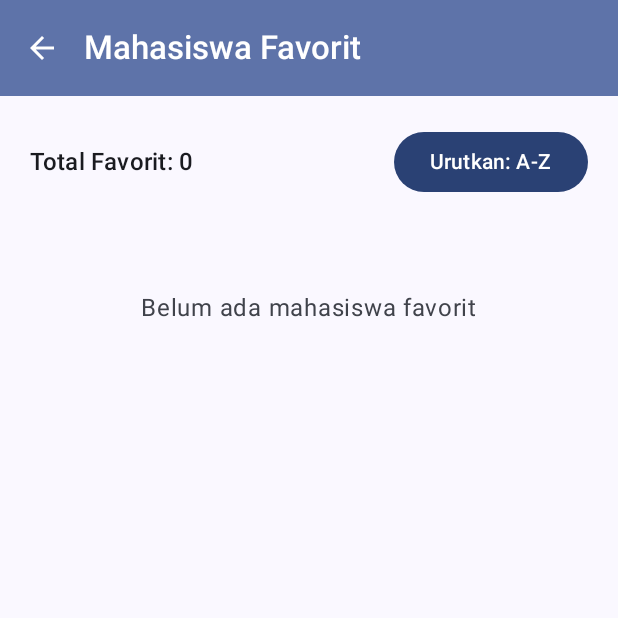
After one commit to nikiiizahra/NavigationLab, an Android app built with Jetpack Compose: the FavoritesScreen screen opened through its navigation route, on a phone screen of 412 x 824 dp, the top half of it. The commit adds this screen. Run offline under Robolectric (Android 15) with nearby library versions, the phone set to English and light mode, and no system bars; our stand-ins replace Room's generated code.

Commit message:
Modul 09: Room database persistence, DataStore preferences, and FavoritesScreen integration

```diff
--- a/app/build.gradle.kts
+++ b/app/build.gradle.kts
@@ -1,6 +1,7 @@
 plugins {
     alias(libs.plugins.android.application)
     alias(libs.plugins.kotlin.compose)
+    alias(libs.plugins.ksp)
 }
 
 android {
@@ -59,4 +60,9 @@ dependencies {
     implementation("androidx.lifecycle:lifecycle-viewmodel-ktx:2.9.4")
     implementation("androidx.lifecycle:lifecycle-viewmodel-compose:2.9.4")
     implementation("androidx.lifecycle:lifecycle-runtime-compose:2.9.4")
+    implementation("androidx.datastore:datastore-preferences:1.3.0")
+
+    implementation("androidx.room:room-runtime:2.8.5")
+    implementation("androidx.room:room-ktx:2.8.5")
+    ksp("androidx.room:room-compiler:2.8.5")
 }
--- a/app/src/main/java/com/example/navigationlab/Routes.kt
+++ b/app/src/main/java/com/example/navigationlab/Routes.kt
@@ -5,6 +5,7 @@ object Routes {
     const val PROFILE = "profile"
     const val ABOUT = "about"
     const val DETAIL = "detail/{studentId}"
+    const val FAVORITES = "favorites"
 
     fun detail(studentId: Int): String = "detail/$studentId"
 }
--- /dev/null
+++ b/app/src/main/java/com/example/navigationlab/data/local/FavoriteStudentDao.kt
@@ -0,0 +1,23 @@
+package com.example.navigationlab.data.local
+
+import androidx.room.Dao
+import androidx.room.Insert
+import androidx.room.OnConflictStrategy
+import androidx.room.Query
+import kotlinx.coroutines.flow.Flow
+
+@Dao
+interface FavoriteStudentDao {
+
+    @Query("SELECT * FROM favorite_students ORDER BY firstName ASC")
+    fun observeFavorites(): Flow<List<FavoriteStudentEntity>>
+
+    @Query("SELECT EXISTS(SELECT 1 FROM favorite_students WHERE id = :id)")
+    fun observeIsFavorite(id: Int): Flow<Boolean>
+
+    @Insert(onConflict = OnConflictStrategy.REPLACE)
+    suspend fun insert(student: FavoriteStudentEntity)
+
+    @Query("DELETE FROM favorite_students WHERE id = :id")
+    suspend fun deleteById(id: Int)
+}
--- /dev/null
+++ b/app/src/main/java/com/example/navigationlab/data/preference/UserPreferencesDataStore.kt
@@ -0,0 +1,8 @@
+package com.example.navigationlab.data.preferences
+
+import android.content.Context
+import androidx.datastore.preferences.preferencesDataStore
+
+internal val Context.userPreferencesDataStore by preferencesDataStore(
+    name = "user_preferences"
+)
--- /dev/null
+++ b/app/src/main/java/com/example/navigationlab/data/preference/UserPreferencesRepository.kt
@@ -0,0 +1,37 @@
+package com.example.navigationlab.data.preferences
+
+import android.content.Context
+import androidx.datastore.preferences.core.booleanPreferencesKey
+import androidx.datastore.preferences.core.edit
+import androidx.datastore.preferences.core.stringPreferencesKey
+import kotlinx.coroutines.flow.Flow
+import kotlinx.coroutines.flow.map
+
+class UserPreferencesRepository(
+    private val context: Context
+) {
+    private val lastSearchQueryKey = stringPreferencesKey("last_search_query")
+    private val sortAscendingKey = booleanPreferencesKey("sort_ascending")
+
+    val lastSearchQuery: Flow<String> =
+        context.userPreferencesDataStore.data.map { preferences ->
+            preferences[lastSearchQueryKey] ?: ""
+        }
+
+    val sortAscending: Flow<Boolean> =
+        context.userPreferencesDataStore.data.map { preferences ->
+            preferences[sortAscendingKey] ?: true
+        }
+
+    suspend fun saveLastSearchQuery(value: String) {
+        context.userPreferencesDataStore.edit { preferences ->
+            preferences[lastSearchQueryKey] = value
+        }
+    }
+
+    suspend fun saveSortAscending(value: Boolean) {
+        context.userPreferencesDataStore.edit { preferences ->
+            preferences[sortAscendingKey] = value
+        }
+    }
+}
--- /dev/null
+++ b/app/src/main/java/com/example/navigationlab/data/repository/FavoriteRepository.kt
@@ -0,0 +1,31 @@
+package com.example.navigationlab.data.repository
+
+import com.example.navigationlab.data.local.FavoriteStudentDao
+import com.example.navigationlab.data.local.FavoriteStudentEntity
+import com.example.navigationlab.data.model.Student
+import kotlinx.coroutines.flow.Flow
+
+class FavoriteRepository(
+    private val dao: FavoriteStudentDao
+) {
+    fun observeIsFavorite(id: Int): Flow<Boolean> =
+        dao.observeIsFavorite(id)
+
+    fun observeFavorites(): Flow<List<FavoriteStudentEntity>> =
+        dao.observeFavorites()
+
+    suspend fun add(student: Student) {
+        dao.insert(
+            FavoriteStudentEntity(
+                id = student.id,
+                firstName = student.name.substringBefore(" "),
+                lastName = student.name.substringAfter(" ", ""),
+                email = student.email
+            )
+        )
+    }
+
+    suspend fun remove(id: Int) {
+        dao.deleteById(id)
+    }
+}
--- a/app/src/main/java/com/example/navigationlab/navigation/NavigationLabApp.kt
+++ b/app/src/main/java/com/example/navigationlab/navigation/NavigationLabApp.kt
@@ -4,6 +4,7 @@ import androidx.compose.runtime.Composable
 import androidx.compose.runtime.LaunchedEffect
 import androidx.compose.runtime.getValue
 import androidx.compose.runtime.remember
+import androidx.compose.ui.platform.LocalContext
 import androidx.lifecycle.compose.collectAsStateWithLifecycle
 import androidx.lifecycle.viewmodel.compose.viewModel
 import androidx.navigation.NavType
@@ -12,13 +13,18 @@ import androidx.navigation.compose.composable
 import androidx.navigation.compose.rememberNavController
 import androidx.navigation.navArgument
 import com.example.navigationlab.Routes
+import com.example.navigationlab.data.local.DatabaseProvider
+import com.example.navigationlab.data.preferences.UserPreferencesRepository
 import com.example.navigationlab.data.remote.RetrofitClient
 import com.example.navigationlab.data.remote.StudentRemoteDataSource
 import com.example.navigationlab.data.repository.DefaultStudentRepository
+import com.example.navigationlab.data.repository.FavoriteRepository
 import com.example.navigationlab.ui.detail.DetailViewModel
+import com.example.navigationlab.ui.favorites.FavoritesViewModel
 import com.example.navigationlab.ui.home.HomeViewModel
 import com.example.navigationlab.ui.screen.AboutScreen
 import com.example.navigationlab.ui.screen.DetailScreen
+import com.example.navigationlab.ui.screen.FavoritesScreen
 import com.example.navigationlab.ui.screen.HomeScreen
 import com.example.navigationlab.ui.screen.ProfileScreen
 
@@ -31,6 +37,15 @@ fun NavigationLabApp() {
     val repository = remember {
         DefaultStudentRepository(remoteDataSource)
     }
+    val context = LocalContext.current
+    val preferencesRepository = remember {
+        UserPreferencesRepository(context.applicationContext)
+    }
+    val favoriteRepository = remember {
+        FavoriteRepository(
+            DatabaseProvider.getDatabase(context.applicationContext).favoriteStudentDao()
+        )
+    }
     val navController = rememberNavController()
 
     NavHost(
@@ -40,7 +55,7 @@ fun NavigationLabApp() {
         composable(Routes.HOME) {
 
             val homeViewModel: HomeViewModel = viewModel(
-                factory = HomeViewModel.factory(repository)
+                factory = HomeViewModel.factory(repository, preferencesRepository)
             )
             val homeUiState by homeViewModel.uiState.collectAsStateWithLifecycle()
             val searchQuery by homeViewModel.searchQuery.collectAsStateWithLifecycle()
@@ -51,6 +66,7 @@ fun NavigationLabApp() {
                 onOpenDetail = { id -> navController.navigate(Routes.detail(id)) },
                 onOpenProfile = { navController.navigate(Routes.PROFILE) },
                 onOpenAbout = { navController.navigate(Routes.ABOUT) },
+                onOpenFavorites = { navController.navigate(Routes.FAVORITES) },
                 onRetry = homeViewModel::loadStudents,
                 onRefresh = homeViewModel::refresh,
                 onSearchQueryChange = homeViewModel::onSearchQueryChange
@@ -66,7 +82,7 @@ fun NavigationLabApp() {
             val studentId = backStackEntry.arguments?.getInt("studentId") ?: -1
 
             val viewModel: DetailViewModel = viewModel(
-                factory = DetailViewModel.factory(repository)
+                factory = DetailViewModel.factory(repository, favoriteRepository)
             )
             val detailUiState by viewModel.uiState.collectAsStateWithLifecycle()
 
@@ -76,7 +92,22 @@ fun NavigationLabApp() {
 
             DetailScreen(
                 uiState = detailUiState,
+                onToggleFavorite = viewModel::toggleFavorite,
                 onOpenProfile = { navController.navigate(Routes.PROFILE) },
+                onBack = { navController.popBackStack() }
+            )
+        }
+
+        composable(Routes.FAVORITES) {
+            val favoritesViewModel: FavoritesViewModel = viewModel(
+                factory = FavoritesViewModel.factory(favoriteRepository, preferencesRepository)
+            )
+            val favoritesUiState by favoritesViewModel.uiState.collectAsStateWithLifecycle()
+
+            FavoritesScreen(
+                uiState = favoritesUiState,
+                onOpenDetail = { id -> navController.navigate(Routes.detail(id)) },
+                onToggleSort = favoritesViewModel::toggleSort,
                 onBack = { navController.popBackStack() }
             )
         }
--- a/app/src/main/java/com/example/navigationlab/ui/detail/DetailUiState.kt
+++ b/app/src/main/java/com/example/navigationlab/ui/detail/DetailUiState.kt
@@ -5,5 +5,6 @@ import com.example.navigationlab.data.model.Student
 data class DetailUiState(
     val student: Student? = null,
     val isLoading: Boolean = false,
-    val errorMessage: String? = null
+    val errorMessage: String? = null,
+    val isFavorite: Boolean = false
 )
--- /dev/null
+++ b/app/src/main/java/com/example/navigationlab/ui/favorites/FavoritesUiState.kt
@@ -0,0 +1,8 @@
+package com.example.navigationlab.ui.favorites
+
+import com.example.navigationlab.data.local.FavoriteStudentEntity
+
+data class FavoritesUiState(
+    val favorites: List<FavoriteStudentEntity> = emptyList(),
+    val sortAscending: Boolean = true
+)
--- /dev/null
+++ b/app/src/main/java/com/example/navigationlab/ui/favorites/FavoritesViewModel.kt
@@ -0,0 +1,56 @@
+package com.example.navigationlab.ui.favorites
+
+import androidx.lifecycle.ViewModel
+import androidx.lifecycle.ViewModelProvider
+import androidx.lifecycle.viewModelScope
+import com.example.navigationlab.data.preferences.UserPreferencesRepository
+import com.example.navigationlab.data.repository.FavoriteRepository
+import kotlinx.coroutines.flow.SharingStarted
+import kotlinx.coroutines.flow.StateFlow
+import kotlinx.coroutines.flow.combine
+import kotlinx.coroutines.flow.stateIn
+import kotlinx.coroutines.launch
+
+class FavoritesViewModel(
+    private val favoriteRepository: FavoriteRepository,
+    private val preferencesRepository: UserPreferencesRepository
+) : ViewModel() {
+
+    val uiState: StateFlow<FavoritesUiState> = combine(
+        favoriteRepository.observeFavorites(),
+        preferencesRepository.sortAscending
+    ) { favorites, sortAscending ->
+        val sortedList = if (sortAscending) {
+            favorites.sortedBy { it.firstName }
+        } else {
+            favorites.sortedByDescending { it.firstName }
+        }
+        FavoritesUiState(
+            favorites = sortedList,
+            sortAscending = sortAscending
+        )
+    }.stateIn(
+        scope = viewModelScope,
+        started = SharingStarted.WhileSubscribed(5000),
+        initialValue = FavoritesUiState()
+    )
+
+    fun toggleSort() {
+        viewModelScope.launch {
+            val current = uiState.value.sortAscending
+            preferencesRepository.saveSortAscending(!current)
+        }
+    }
+
+    companion object {
+        fun factory(
+            favoriteRepository: FavoriteRepository,
+            preferencesRepository: UserPreferencesRepository
+        ): ViewModelProvider.Factory = object : ViewModelProvider.Factory {
+            @Suppress("UNCHECKED_CAST")
+            override fun <T : ViewModel> create(modelClass: Class<T>): T {
+                return FavoritesViewModel(favoriteRepository, preferencesRepository) as T
+            }
+        }
+    }
+}
--- a/app/src/main/java/com/example/navigationlab/ui/home/HomeViewModel.kt
+++ b/app/src/main/java/com/example/navigationlab/ui/home/HomeViewModel.kt
@@ -3,6 +3,7 @@ package com.example.navigationlab.ui.home
 import androidx.lifecycle.ViewModel
 import androidx.lifecycle.ViewModelProvider
 import androidx.lifecycle.viewModelScope
+import com.example.navigationlab.data.preferences.UserPreferencesRepository
 import com.example.navigationlab.data.repository.StudentRepository
 import kotlinx.coroutines.CancellationException
 import kotlinx.coroutines.FlowPreview
@@ -12,10 +13,12 @@ import kotlinx.coroutines.flow.asStateFlow
 import kotlinx.coroutines.flow.collectLatest
 import kotlinx.coroutines.flow.debounce
 import kotlinx.coroutines.flow.distinctUntilChanged
+import kotlinx.coroutines.flow.first
 import kotlinx.coroutines.launch
 
 class HomeViewModel(
-    private val repository: StudentRepository
+    private val repository: StudentRepository,
+    private val preferencesRepository: UserPreferencesRepository
 ) : ViewModel() {
 
     private val _uiState = MutableStateFlow(HomeUiState(isLoading = true))
@@ -26,6 +29,7 @@ class HomeViewModel(
 
     init {
         observeSearch()
+        observeSearchPersistence()
     }
 
     fun onSearchQueryChange(query: String) {
@@ -40,6 +44,21 @@ class HomeViewModel(
                 .distinctUntilChanged()
                 .collectLatest { query ->
                     fetchStudents(query, fallbackError = "Pencarian gagal")
+                }
+        }
+    }
+    @OptIn(FlowPreview::class)
+    private fun observeSearchPersistence() {
+        viewModelScope.launch {
+            // 1) Pulihkan query terakhir
+            _searchQuery.value = preferencesRepository.lastSearchQuery.first()
+
+            // 2) Simpan setiap perubahan (ditunda 500 ms)
+            searchQuery
+                .debounce(500)
+                .distinctUntilChanged()
+                .collectLatest { value ->
+                    preferencesRepository.saveLastSearchQuery(value)
                 }
         }
     }
@@ -77,12 +96,14 @@ class HomeViewModel(
     }
 
     companion object {
-        fun factory(repository: StudentRepository): ViewModelProvider.Factory =
-            object : ViewModelProvider.Factory {
-                @Suppress("UNCHECKED_CAST")
-                override fun <T : ViewModel> create(modelClass: Class<T>): T {
-                    return HomeViewModel(repository) as T
-                }
+        fun factory(
+            repository: StudentRepository,
+            preferencesRepository: UserPreferencesRepository
+        ): ViewModelProvider.Factory = object : ViewModelProvider.Factory {
+            @Suppress("UNCHECKED_CAST")
+            override fun <T : ViewModel> create(modelClass: Class<T>): T {
+                return HomeViewModel(repository, preferencesRepository) as T
             }
+        }
     }
 }
--- /dev/null
+++ b/app/src/main/java/com/example/navigationlab/ui/screen/FavoritesScreen.kt
@@ -0,0 +1,115 @@
+package com.example.navigationlab.ui.screen
+
+import androidx.compose.foundation.layout.Arrangement
+import androidx.compose.foundation.layout.Box
+import androidx.compose.foundation.layout.Column
+import androidx.compose.foundation.layout.Row
+import androidx.compose.foundation.layout.fillMaxWidth
+import androidx.compose.foundation.layout.padding
+import androidx.compose.foundation.lazy.LazyColumn
+import androidx.compose.foundation.lazy.items
+import androidx.compose.foundation.shape.RoundedCornerShape
+import androidx.compose.material.icons.Icons
+import androidx.compose.material.icons.filled.Star
+import androidx.compose.material3.Button
+import androidx.compose.material3.Card
+import androidx.compose.material3.CardDefaults
+import androidx.compose.material3.Icon
+import androidx.compose.material3.MaterialTheme
+import androidx.compose.material3.Text
+import androidx.compose.runtime.Composable
+import androidx.compose.ui.Alignment
+import androidx.compose.ui.Modifier
+import androidx.compose.ui.text.font.FontWeight
+import androidx.compose.ui.unit.dp
+import com.example.navigationlab.ui.favorites.FavoritesUiState
+
+@Composable
+fun FavoritesScreen(
+    uiState: FavoritesUiState,
+    onOpenDetail: (Int) -> Unit,
+    onToggleSort: () -> Unit,
+    onBack: () -> Unit
+) {
+    ScreenScaffold(title = "Mahasiswa Favorit", onBack = onBack) {
+        Column(
+            modifier = Modifier.fillMaxWidth(),
+            verticalArrangement = Arrangement.spacedBy(16.dp)
+        ) {
+            Row(
+                modifier = Modifier.fillMaxWidth(),
+                horizontalArrangement = Arrangement.SpaceBetween,
+                verticalAlignment = Alignment.CenterVertically
+            ) {
+                Text(
+                    text = "Total Favorit: ${uiState.favorites.size}",
+                    style = MaterialTheme.typography.titleMedium,
+                    fontWeight = FontWeight.SemiBold
+                )
+                Button(onClick = onToggleSort) {
+                    Text(if (uiState.sortAscending) "Urutkan: A-Z" else "Urutkan: Z-A")
+                }
+            }
+
+            if (uiState.favorites.isEmpty()) {
+                Box(
+                    modifier = Modifier
+                        .fillMaxWidth()
+                        .padding(48.dp),
+                    contentAlignment = Alignment.Center
+                ) {
+                    Text(
+                        text = "Belum ada mahasiswa favorit",
+                        style = MaterialTheme.typography.bodyLarge,
+                        color = MaterialTheme.colorScheme.onSurfaceVariant
+                    )
+                }
+            } else {
+                LazyColumn(
+                    modifier = Modifier.fillMaxWidth(),
+                    verticalArrangement = Arrangement.spacedBy(12.dp)
+                ) {
+                    items(uiState.favorites) { student ->
+                        Card(
+                            onClick = { onOpenDetail(student.id) },
+                            modifier = Modifier.fillMaxWidth(),
+                            shape = RoundedCornerShape(20.dp),
+                            elevation = CardDefaults.cardElevation(defaultElevation = 2.dp)
+                        ) {
+                            Row(
+                                modifier = Modifier
+                                    .fillMaxWidth()
+                                    .padding(16.dp),
+                                verticalAlignment = Alignment.CenterVertically,
+                                horizontalArrangement = Arrangement.SpaceBetween
+                            ) {
+                                Column(modifier = Modifier.weight(1f)) {
+                                    Text(
+                                        text = "${student.firstName} ${student.lastName}",
+                                        style = MaterialTheme.typography.titleMedium,
+                                        fontWeight = FontWeight.Bold
+                                    )
+                                    Text(
+                                        text = student.email,
+                                        style = MaterialTheme.typography.bodyMedium,
+                                        color = MaterialTheme.colorScheme.onSurfaceVariant
+                                    )
+                                    Text(
+                                        text = "ID: ${student.id}",
+                                        style = MaterialTheme.typography.bodySmall,
+                                        color = MaterialTheme.colorScheme.primary
+                                    )
+                                }
+                                Icon(
+                                    imageVector = Icons.Default.Star,
+                                    contentDescription = "Favorite",
+                                    tint = MaterialTheme.colorScheme.primary
+                                )
+                            }
+                        }
+                    }
+                }
+            }
+        }
+    }
+}
--- a/app/src/main/java/com/example/navigationlab/ui/screen/HomeScreen.kt
+++ b/app/src/main/java/com/example/navigationlab/ui/screen/HomeScreen.kt
@@ -19,6 +19,7 @@ import androidx.compose.material.icons.automirrored.filled.ArrowForward
 import androidx.compose.material.icons.filled.AccountCircle
 import androidx.compose.material.icons.filled.Info
 import androidx.compose.material.icons.filled.Person
+import androidx.compose.material.icons.filled.Star
 import androidx.compose.material3.Button
 import androidx.compose.material3.Card
 import androidx.compose.material3.CardDefaults
@@ -45,6 +46,7 @@ fun HomeScreen(
     onOpenDetail: (Int) -> Unit,
     onOpenProfile: () -> Unit,
     onOpenAbout: () -> Unit,
+    onOpenFavorites: () -> Unit,
     onRetry: () -> Unit,
     onRefresh: () -> Unit,
     onSearchQueryChange: (String) -> Unit
@@ -88,7 +90,7 @@ fun HomeScreen(
                     )
                     Spacer(Modifier.height(8.dp))
                     Text(
-                        text = "Praktikum 06 · Arsitektur Android",
+                        text = "Praktikum 09 · Room & DataStore",
                         style = MaterialTheme.typography.bodyMedium,
                         color = MaterialTheme.colorScheme.onPrimary.copy(alpha = 0.9f)
                     )
@@ -176,6 +178,12 @@ fun HomeScreen(
             )
 
             MenuCard(
+                icon = Icons.Default.Star,
+                title = "Mahasiswa Favorit",
+                subtitle = "Daftar mahasiswa tersimpan lokal (Room)",
+                onClick = onOpenFavorites
+            )
+            MenuCard(
                 icon = Icons.Default.AccountCircle,
                 title = "Buka Profile",
                 subtitle = "Route sederhana tanpa argument",
--- a/build.gradle.kts
+++ b/build.gradle.kts
@@ -2,4 +2,5 @@
 plugins {
     alias(libs.plugins.android.application) apply false
     alias(libs.plugins.kotlin.compose) apply false
+    alias(libs.plugins.ksp) apply false
 }
--- a/gradle/libs.versions.toml
+++ b/gradle/libs.versions.toml
@@ -9,6 +9,7 @@ activityCompose = "1.13.0"
 kotlin = "2.2.10"
 composeBom = "2026.02.01"
 navigationCompose = "2.9.8"
+ksp = "2.3.6"
 
 [libraries]
 androidx-navigation-compose = { group = "androidx.navigation", name = "navigation-compose", version.ref = "navigationCompose" }
@@ -30,3 +31,4 @@ androidx-compose-material3 = { group = "androidx.compose.material3", name = "mat
 [plugins]
 android-application = { id = "com.android.application", version.ref = "agp" }
 kotlin-compose = { id = "org.jetbrains.kotlin.plugin.compose", version.ref = "kotlin" }
+ksp = { id = "com.google.devtools.ksp", version.ref = "ksp" }
```
Also changed, not shown: app/src/main/java/com/example/navigationlab/data/local/AppDatabase.kt (added, +29 -0 lines), app/src/main/java/com/example/navigationlab/data/local/FavoriteStudentEntity.kt (added, +12 -0 lines), app/src/main/java/com/example/navigationlab/ui/detail/DetailViewModel.kt (+41 -8 lines), app/src/main/java/com/example/navigationlab/ui/screen/DetailScreen.kt (+11 -0 lines).
